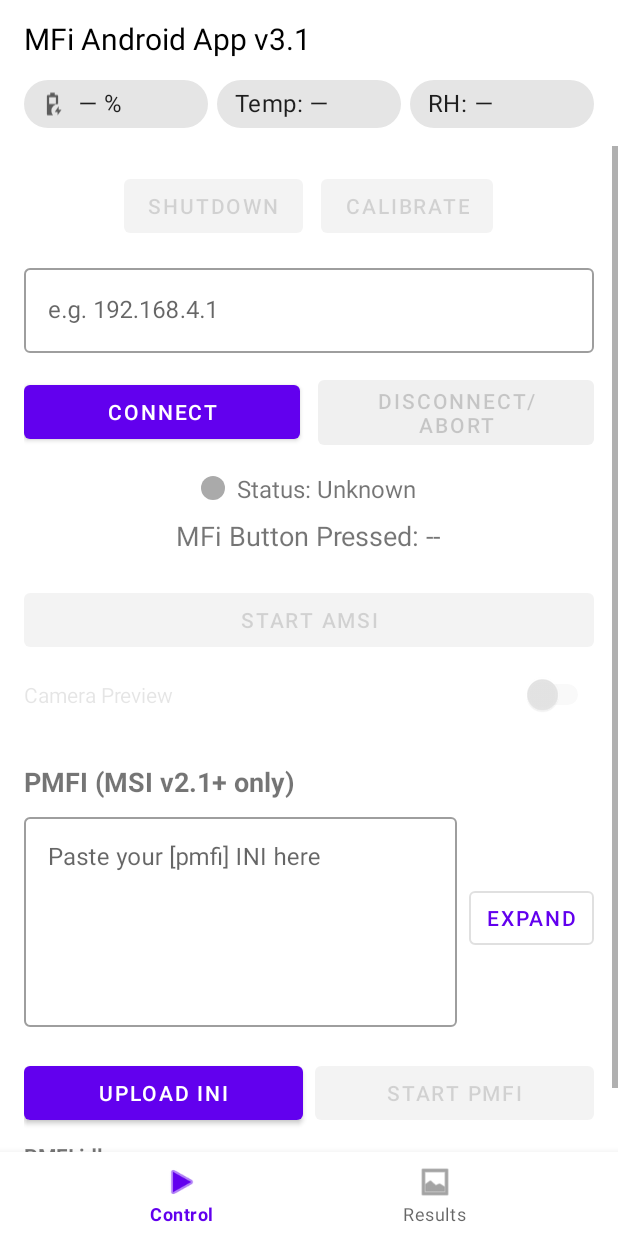
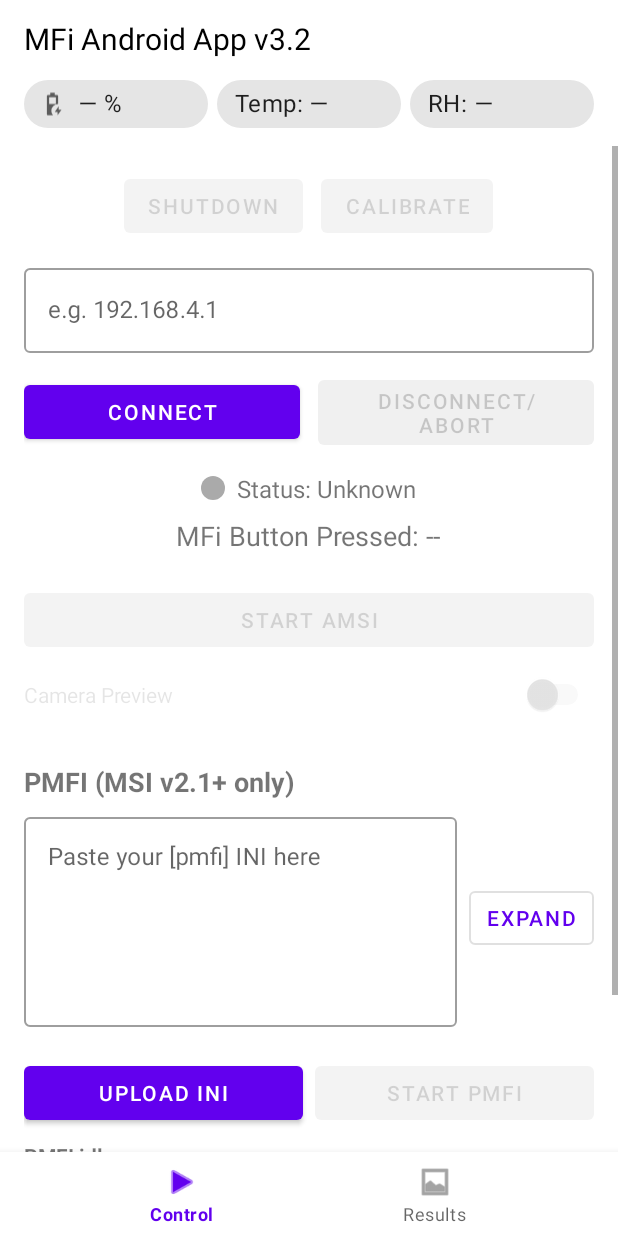
Before and after one commit to Y45E3N-A/MSI-Android-App, an Android app: the screen it shows after launch (MainActivity), on a phone screen of 412 x 824 dp. Run offline under Robolectric (Android 15) with nearby library versions, the phone set to English and light mode, and no system bars; our stand-ins replace Room's generated code; libraries missing offline, so code that uses them is left out: io.socket.client; 1 statement that could not run was skipped.

Commit message:
Version 3.2 and PMFI progress bar

```diff
--- a/app/src/main/java/com/example/msiandroidapp/ui/gallery/GalleryFragment.kt
+++ b/app/src/main/java/com/example/msiandroidapp/ui/gallery/GalleryFragment.kt
@@ -235,7 +235,7 @@ class GalleryFragment : Fragment() {
         val menu = toolbar.menu
 
         // Title reflects mode
-        toolbar.title = if (inSelectionMode) "$selectedCount selected" else "MFi Android App v3.1"
+        toolbar.title = if (inSelectionMode) "$selectedCount selected" else "MFi Android App v3.2"
 
 
 
--- a/app/src/main/res/layout/fragment_control.xml
+++ b/app/src/main/res/layout/fragment_control.xml
@@ -7,8 +7,8 @@
     android:orientation="vertical">
 
     <!-- =========================
-  TOP BAR: Left-aligned title + larger centered chips below
-  ========================= -->
+      TOP BAR: Left-aligned title + larger centered chips below
+      ========================= -->
     <LinearLayout
         android:id="@+id/topBar"
         android:layout_width="match_parent"
@@ -24,14 +24,12 @@
             android:id="@+id/titleText"
             android:layout_width="match_parent"
             android:layout_height="wrap_content"
-            android:text="MFi Android App v3.1"
+            android:text="MFi Android App v3.2"
             android:textSize="20sp"
             android:textStyle="normal"
             android:textColor="?attr/titleTextColor"
             android:gravity="start|center_vertical"
             android:layout_marginBottom="10dp" />
-
-
 
         <LinearLayout
             android:id="@+id/chipsRow"
@@ -59,7 +57,6 @@
                 app:checkedIconVisible="false"
                 app:chipIconSize="18dp"
                 app:iconStartPadding="6dp" />
-
 
             <com.google.android.material.chip.Chip
                 android:id="@+id/topTempChip"
@@ -91,10 +88,7 @@
                 app:chipCornerRadius="20dp" />
         </LinearLayout>
 
-
-
     </LinearLayout>
-
 
     <!-- =========================
          TOP: CONTROLS (scrollable)
@@ -105,7 +99,9 @@
         android:layout_height="0dp"
         android:layout_weight="1"
         android:fillViewport="true"
-        android:fadeScrollbars="false">
+        android:fadeScrollbars="false"
+        android:paddingBottom="72dp"
+        android:clipToPadding="false">
 
         <LinearLayout
             android:id="@+id/controls_container"
--- a/app/src/main/res/layout/fragment_gallery.xml
+++ b/app/src/main/res/layout/fragment_gallery.xml
@@ -18,7 +18,7 @@
         android:paddingEnd="16dp"
         android:paddingTop="12dp"
         android:paddingBottom="8dp"
-        app:title="MFi Android App v3.1"
+        app:title="MFi Android App v3.2"
         app:titleTextAppearance="@style/GalleryTitleText"
         app:titleTextColor="?attr/titleTextColor"
         app:popupTheme="@style/ThemeOverlay.MaterialComponents.Light"
--- a/app/src/main/res/values/strings.xml
+++ b/app/src/main/res/values/strings.xml
@@ -1,5 +1,5 @@
 <resources>
-    <string name="app_name">MFi Android App v3.1</string>
+    <string name="app_name">MFi Android App v3.2</string>
     <string name="title_home">Home</string>
     <string name="title_dashboard">Dashboard</string>
     <string name="title_notifications">Notifications</string>
```
